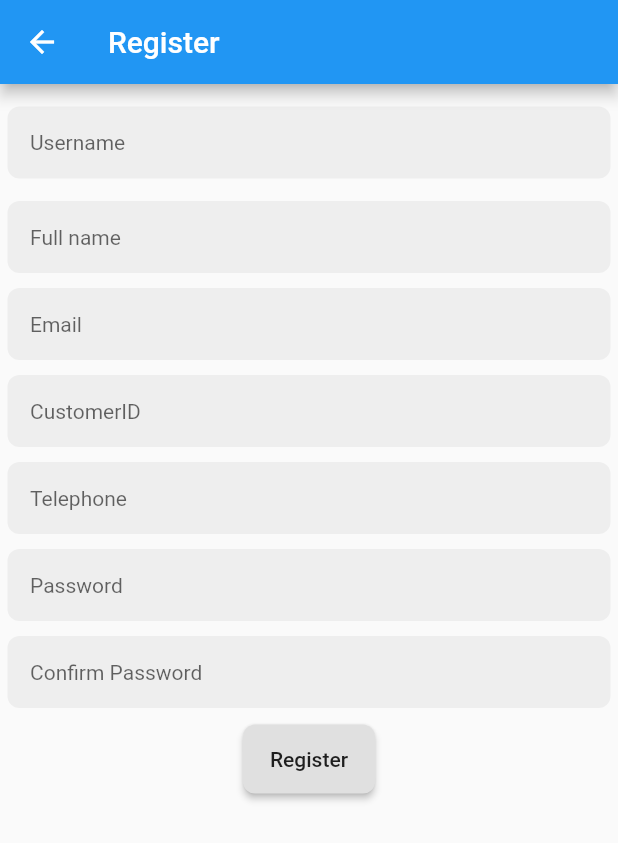
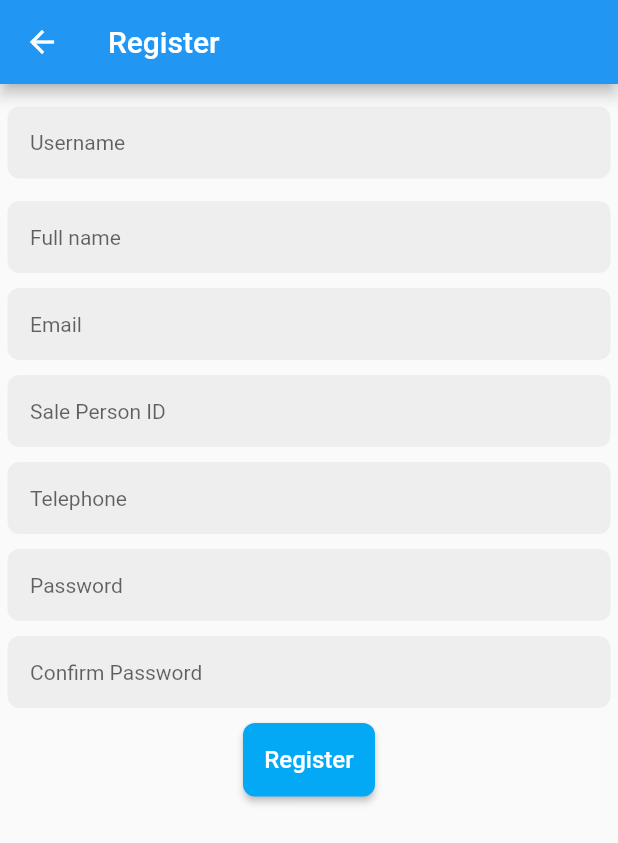
Before and after one commit to hvannak/gpstrackingplan, a Flutter app: the screen it shows after launch, after a tap on "Login", after a tap on "Register", on a phone screen of 412 x 824 dp. Shown: the top 843 px of the screen. Run offline on Flutter 3.47's test engine with Material 2 defaults, Android fonts, the phone set to English and light mode, and no system bars; our stand-ins replace auto_size_text, camera, connectivity, geolocator, google_maps_flutter, shared_preferences and 1 more; accounts and stored records are empty.

Commit message:
update interface

```diff
--- a/lib/main.dart
+++ b/lib/main.dart
@@ -212,7 +212,13 @@ class _MyHomePageState extends State<MyHomePage> {
                                     style: TextStyle(fontSize: 14.0),
                                     decoration: InputDecoration(
                                       hintText: "Username",
-                                      border: InputBorder.none,
+                                      border: OutlineInputBorder(
+                                          borderRadius:
+                                              BorderRadius.circular(8),
+                                          borderSide: BorderSide(
+                                            width: 0,
+                                            style: BorderStyle.none,
+                                          )),
                                       filled: true,
                                       fillColor: Colors.grey[200],
                                       contentPadding: EdgeInsets.all(15.0),
@@ -228,7 +234,13 @@ class _MyHomePageState extends State<MyHomePage> {
                                 style: TextStyle(fontSize: 14.0),
                                 decoration: InputDecoration(
                                     hintText: "Password",
-                                    border: InputBorder.none,
+                                    border: OutlineInputBorder(
+                                          borderRadius:
+                                              BorderRadius.circular(8),
+                                          borderSide: BorderSide(
+                                            width: 0,
+                                            style: BorderStyle.none,
+                                          )),
                                     filled: true,
                                     fillColor: Colors.grey[200],
                                     contentPadding: EdgeInsets.all(15.0)),
@@ -242,6 +254,11 @@ class _MyHomePageState extends State<MyHomePage> {
                                         child: RaisedButton(
                                           padding: EdgeInsets.symmetric(
                                               vertical: 15.0),
+                                          shape: new RoundedRectangleBorder(
+                                            borderRadius:
+                                                new BorderRadius.circular(8.0),
+                                          ),
+                                          color: Colors.lightBlue,
                                           onPressed: () {
                                             if (_formKey.currentState
                                                 .validate()) {
@@ -253,7 +270,7 @@ class _MyHomePageState extends State<MyHomePage> {
                                           },
                                           child: Text(
                                             'Login',
-                                            style: TextStyle(fontSize: 14.0),
+                                            style: TextStyle(fontSize: 16.0, color: Colors.white),
                                           ),
                                         ),
                                       ),
--- a/lib/register.dart
+++ b/lib/register.dart
@@ -217,13 +217,13 @@ class _RegisterState extends State<Register> {
                                 child: TextFormField(
                                   controller: _linkedCustomerID,
                                   validator: (val) => val.isEmpty
-                                      ? "CustomerID is required"
+                                      ? "Sale Person ID is required"
                                       : null,
                                   autocorrect: false,
                                   autofocus: false,
                                   style: TextStyle(fontSize: 14.0),
                                   decoration: InputDecoration(
-                                    hintText: "CustomerID",
+                                    hintText: "Sale Person ID",
                                     border: OutlineInputBorder(
                                         borderRadius: BorderRadius.circular(8),
                                         borderSide: BorderSide(
@@ -316,6 +316,7 @@ class _RegisterState extends State<Register> {
                                       child: RaisedButton(
                                         padding: EdgeInsets.symmetric(
                                             vertical: 15.0),
+                                        color: Colors.lightBlue,
                                         shape: new RoundedRectangleBorder(
                                           borderRadius:
                                               new BorderRadius.circular(8.0),
@@ -331,7 +332,7 @@ class _RegisterState extends State<Register> {
                                         },
                                         child: Text(
                                           'Register',
-                                          style: TextStyle(fontSize: 14.0),
+                                          style: TextStyle(fontSize: 16.0 , color: Colors.white),
                                         ),
                                       ),
                                     )
```
Also changed, not shown: lib/addsaleorder.dart (+35 -5 lines).
